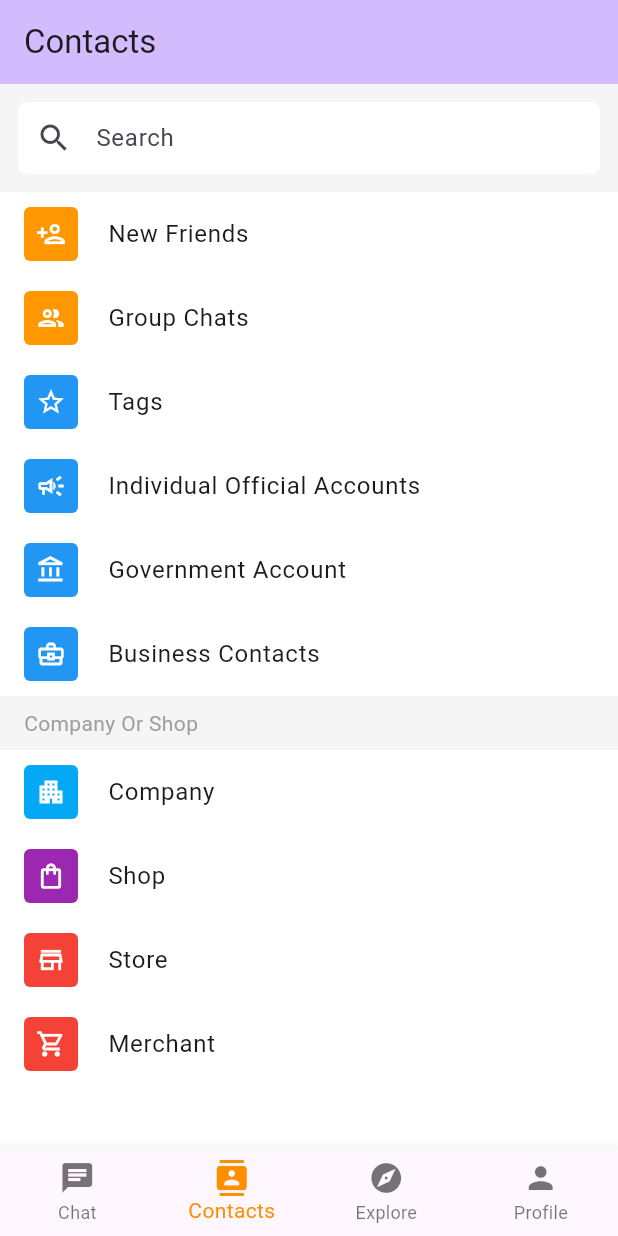
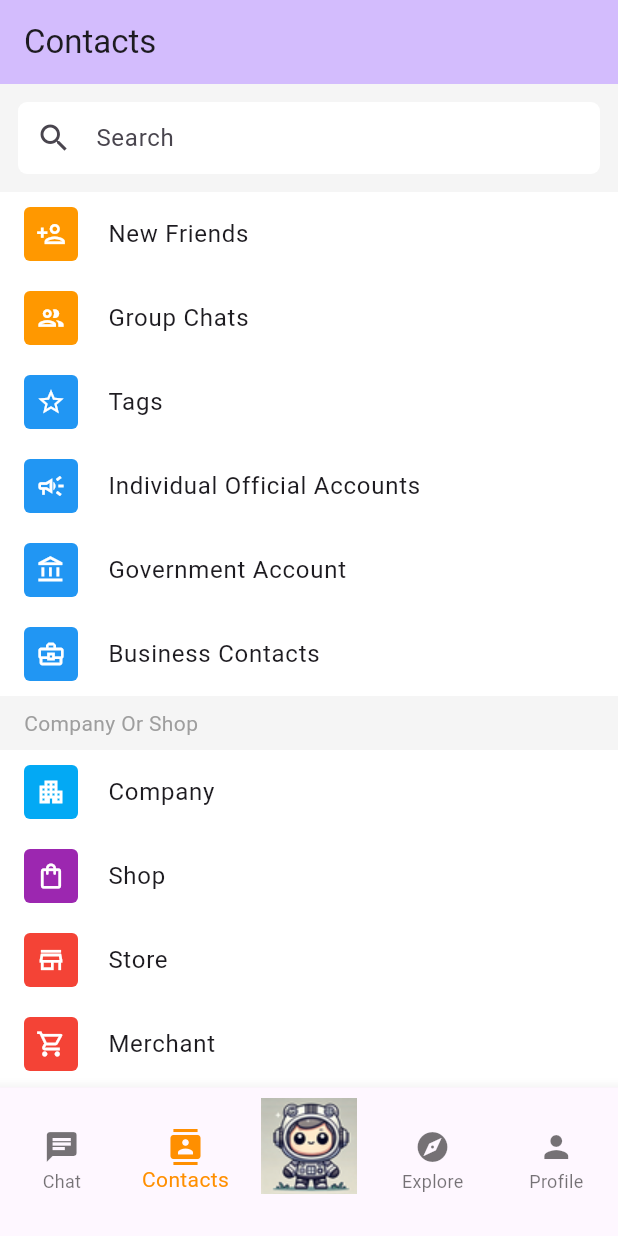
Before and after one commit to airdb/NexChat, a Flutter app: the screen it shows after launch, item 2 of the bottom bar chosen, on a phone screen of 412 x 824 dp. Run offline on Flutter 3.47's test engine with Material 3 defaults, Android fonts, the phone set to English and light mode, and no system bars; generated files the repository leaves out were written again; network calls fail.

Commit message:
feat: add chatbot

```diff
--- a/lib/l10n/app_en.arb
+++ b/lib/l10n/app_en.arb
@@ -61,5 +61,8 @@
   "contactCompany": "Company",
   "contactShop": "Shop",
   "contactStore": "Store",
-  "contactMerchant": "Merchant"
+  "contactMerchant": "Merchant",
+
+  "tabPhotoTitle": "Photo",
+  "tabShareTitle": "Share"
 }
--- a/lib/l10n/app_zh.arb
+++ b/lib/l10n/app_zh.arb
@@ -62,5 +62,8 @@
   "contactCompany": "公司",
   "contactShop": "商铺",
   "contactStore": "店铺",
-  "contactMerchant": "商家"
+  "contactMerchant": "商家",
+
+  "tabPhotoTitle": "照片",
+  "tabShareTitle": "分享"
 }
--- a/lib/main.dart
+++ b/lib/main.dart
@@ -119,8 +119,10 @@ class _MyHomePageState extends State<MyHomePage> {
       case 1:
         return localizations.tabContactsTitle;
       case 2:
+        return localizations.tabPhotoTitle;
+      case 3:
         return localizations.tabExploreTitle;
-      case 3:
+      case 4:
         return localizations.tabProfileTitle;
       default:
         return localizations.appTitle;
@@ -136,6 +138,7 @@ class _MyHomePageState extends State<MyHomePage> {
   final List<Widget> _pages = [
     const ChatPage(),
     const ContactPage(),
+    const ChatPage(),
     const ExplorePage(),
     const ProfilePage(),
   ];
@@ -165,6 +168,14 @@ class _MyHomePageState extends State<MyHomePage> {
             label: localizations.tabContactsTitle,
           ),
           BottomNavigationBarItem(
+            icon: Image.asset(
+              "assets/images/chat_64x64.png",
+              width: 64,
+              height: 64,
+            ),
+            label: '',
+          ),
+          BottomNavigationBarItem(
             icon: const Icon(Icons.explore),
             label: localizations.tabExploreTitle,
           ),
--- a/pubspec.yaml
+++ b/pubspec.yaml
@@ -94,3 +94,6 @@ flutter:
   # see https://flutter.dev/to/font-from-package
 
   generate: true
+
+  assets:
+    - assets/images/
```
Also changed, not shown: assets/images/chat_64x64.png (added), assets/images/chat_avatar.png (added).
